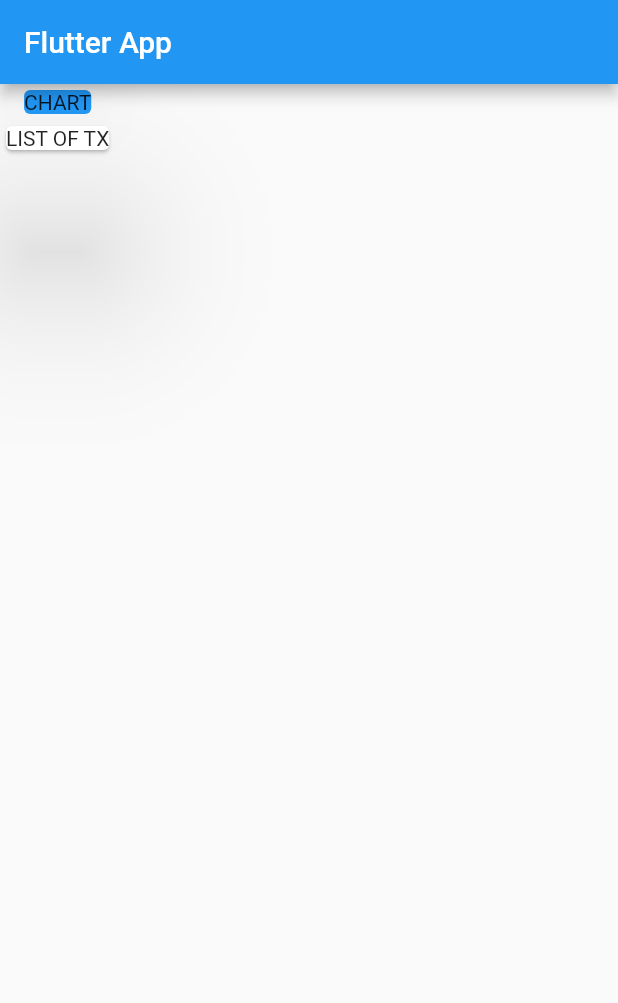
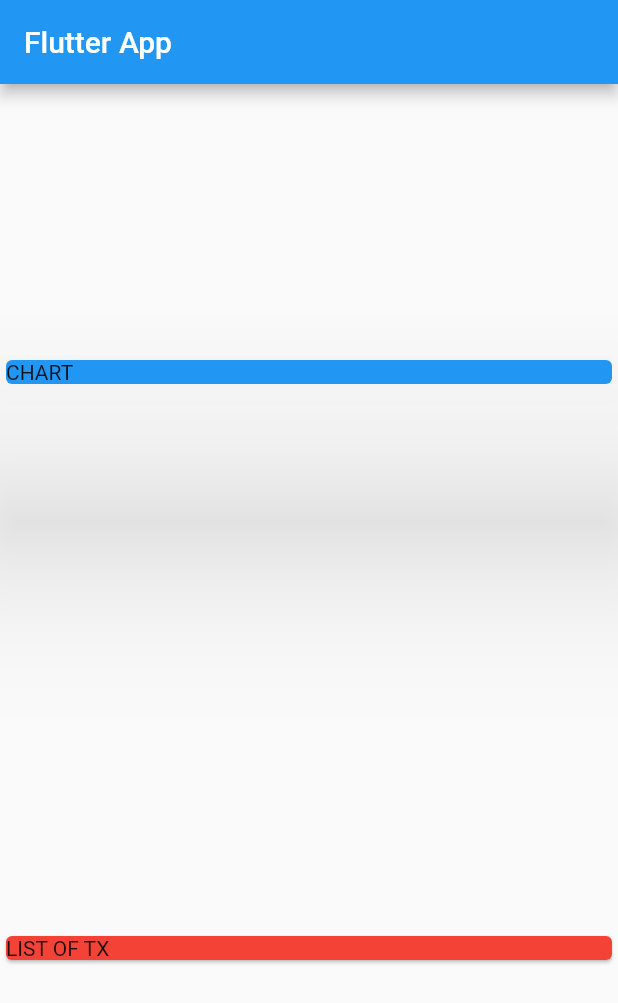
Before and after one commit to barangayretli/Personal-Expense-App, a Flutter app: the screen it shows after launch, on a phone screen of 412 x 824 dp. Shown: the top 1003 px of the screen. Run offline on Flutter 3.47's test engine with Material 2 defaults, Android fonts, the phone set to English and light mode, and no system bars.

```diff
--- a/lib/main.dart
+++ b/lib/main.dart
@@ -19,13 +19,21 @@ class MyHomePage extends StatelessWidget {
       appBar: AppBar(
         title: Text('Flutter App'),
       ),
-      body: Column(children: <Widget>[
+      body: Column(
+        mainAxisAlignment: MainAxisAlignment.spaceAround,
+        crossAxisAlignment: CrossAxisAlignment.stretch,
+        children: <Widget>[
+        Container(
+          width: double.infinity,
+          child: Card(
+            color: Colors.blue,
+            child: Text('CHART'),
+            elevation: 50,
+          ),
+        ),
         Card(
-          color: Colors.blue,
-          child: Text('CHART'),
-          elevation: 50,
-        ),
-        Card(child: Text('LIST OF TX'))
+          color: Colors.red,
+          child: Text('LIST OF TX'))
       ]),
     );
   }
```
Also changed, not shown: lib/transaction.dart (added, +10 -0 lines).
